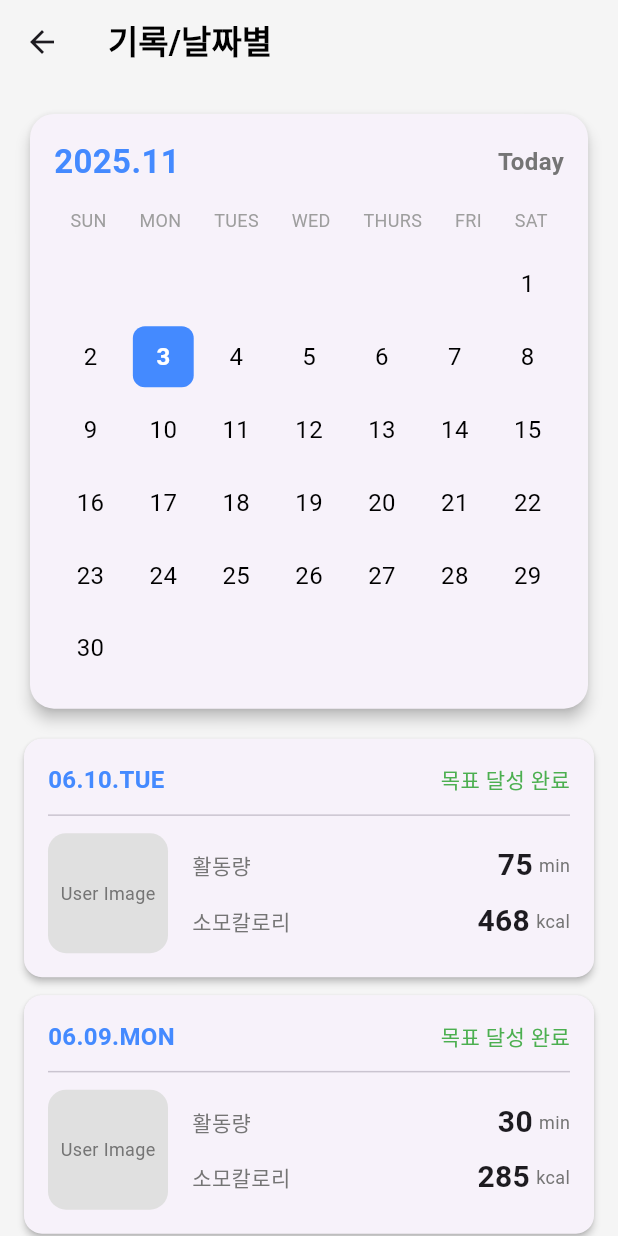
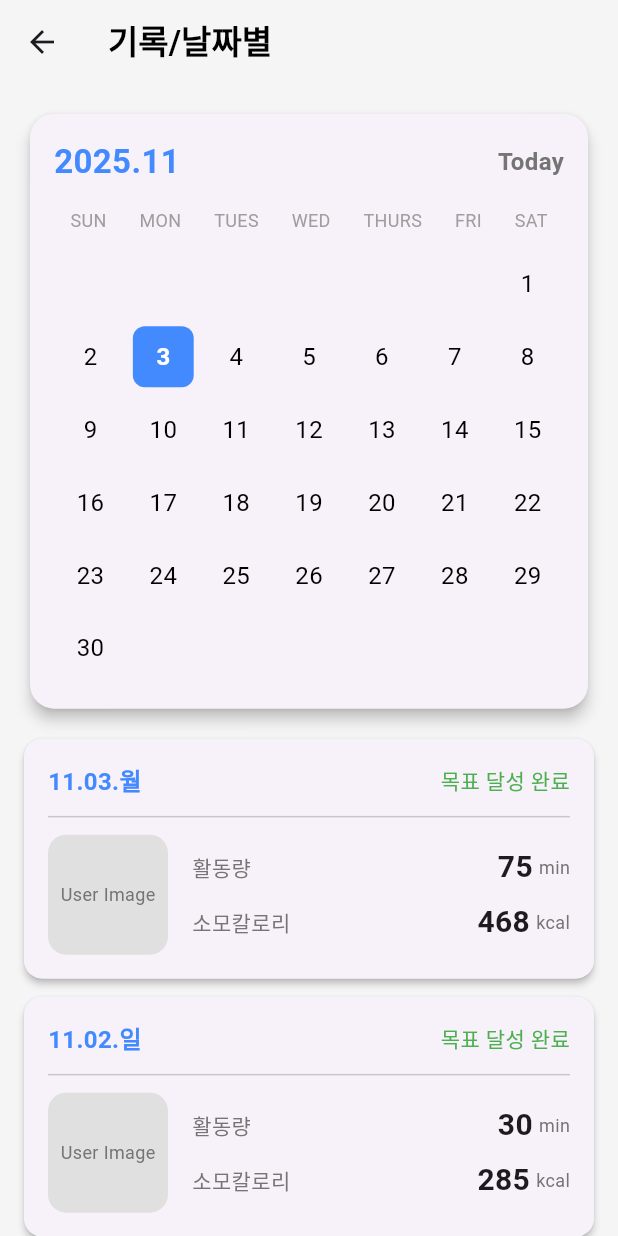
Before and after one commit to 123owq/mirifit, a Flutter app: the ProgressScreen screen opened directly, on a phone screen of 412 x 824 dp. Run offline on Flutter 3.47's test engine with Material 3 defaults, Android fonts, the phone set to English and light mode, and no system bars; our stand-ins replace camera, image_picker; missing offline and left inert: photo_manager.

Commit message:
progress 날짜수정

```diff
--- a/lib/views/progress_screen.dart
+++ b/lib/views/progress_screen.dart
@@ -1,4 +1,5 @@
 import 'package:flutter/material.dart';
+import 'package:intl/intl.dart';
 import '../widgets/calendar.dart'; // 1. 캘린더 위젯 가져오기
 
 class ProgressScreen extends StatelessWidget {
@@ -6,6 +7,16 @@ class ProgressScreen extends StatelessWidget {
 
   @override
   Widget build(BuildContext context) {
+    // 2. "오늘" 날짜 가져오기
+    final DateTime today = DateTime.now();
+
+    // 3. (임시) 최근 3일간의 더미 데이터
+    // (나중에는 이 부분을 실제 데이터베이스에서 불러와야 합니다)
+    final List<Map<String, dynamic>> dummyData = [
+      {'activity': '75', 'calories': '468', 'achieved': true}, // 오늘
+      {'activity': '30', 'calories': '285', 'achieved': true}, // 어제
+      {'activity': '40', 'calories': '308', 'achieved': false}, // 그제
+    ];
     return Scaffold(
       backgroundColor: Colors.grey[100],
       appBar: AppBar(
@@ -26,29 +37,19 @@ class ProgressScreen extends StatelessWidget {
               const CalendarWidget(isInitiallyExpanded: true),
               const SizedBox(height: 16),
 
-              // 3. 일일 기록 카드 리스트 (디자인 예시)
-              // (나중에는 이 부분을 ListView.builder로 바꾸면 됩니다.)
-              _buildRecordCard(
-                context,
-                date: '06.10.TUE',
-                activityTime: '75',
-                calories: '468',
-                isGoalAchieved: true,
-              ),
-              _buildRecordCard(
-                context,
-                date: '06.09.MON',
-                activityTime: '30',
-                calories: '285',
-                isGoalAchieved: true,
-              ),
-              _buildRecordCard(
-                context,
-                date: '06.08.SUN',
-                activityTime: '40',
-                calories: '308',
-                isGoalAchieved: false,
-              ),
+              ...List.generate(3, (index) {
+                // index=0: 오늘, index=1: 어제, index=2: 그제
+                final DateTime date = today.subtract(Duration(days: index));
+                final String formattedDate = DateFormat('MM.dd.E', 'ko_KR').format(date);
+
+                return _buildRecordCard(
+                  context, // ★ 6. context 전달
+                  date: formattedDate,
+                  activityTime: dummyData[index]['activity']!,
+                  calories: dummyData[index]['calories']!,
+                  isGoalAchieved: dummyData[index]['achieved']!,
+                );
+              }),
             ],
           ),
         ),
```
